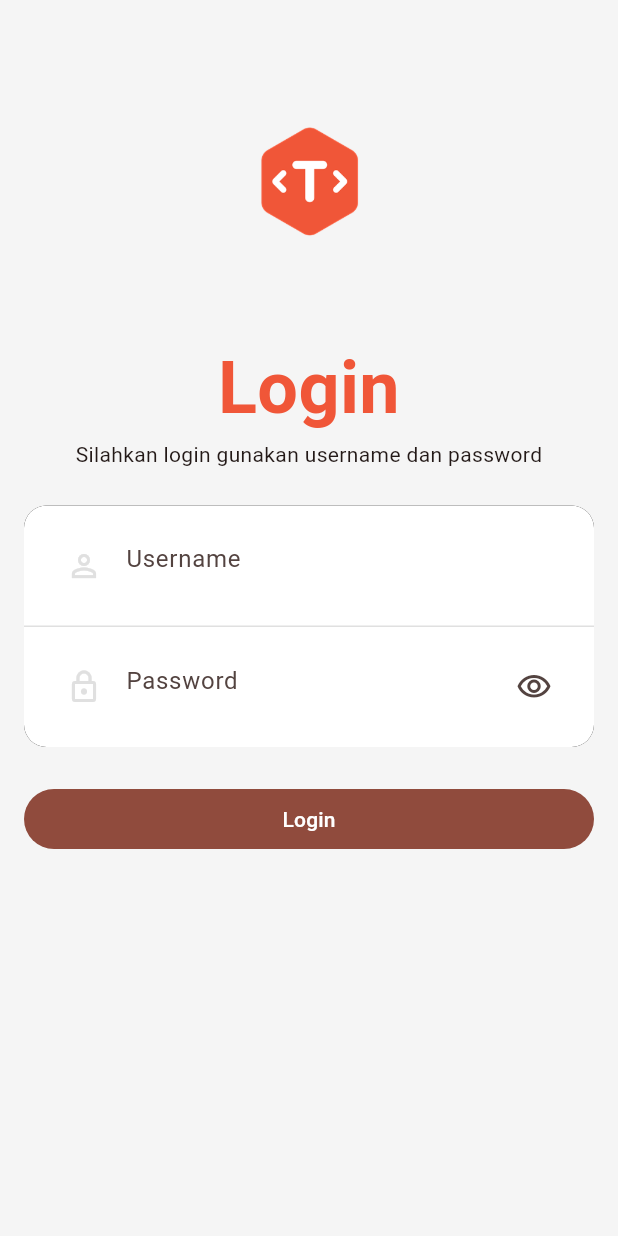
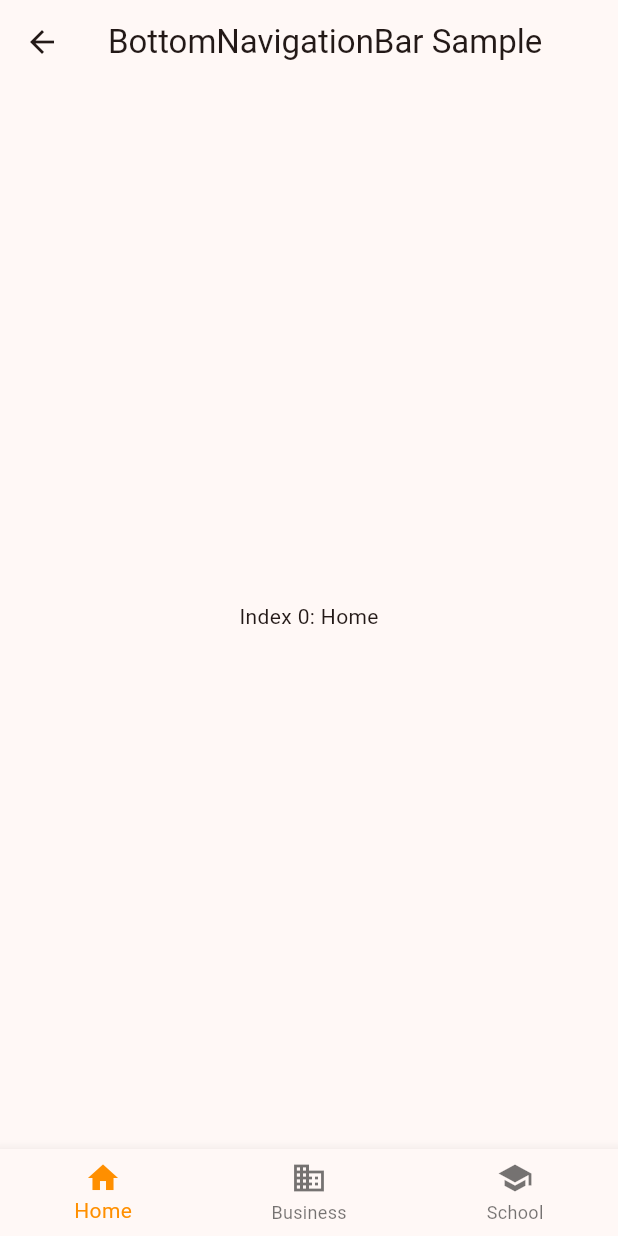
Before and after one commit to lqman104/contact-list, a Flutter app: the screen it shows after launch, after a tap on "Login", on a phone screen of 412 x 824 dp. Run offline on Flutter 3.47's test engine with Material 2 defaults, Android fonts, the phone set to English and light mode, and no system bars.

Commit message:
feat: create main page

```diff
--- a/lib/main.dart
+++ b/lib/main.dart
@@ -1,10 +1,20 @@
 import 'package:contactlist/screens/login.dart';
+import 'package:contactlist/screens/main_screen.dart';
+import 'package:contactlist/screens/screen_provider.dart';
 import 'package:flutter/material.dart';
+import 'package:provider/provider.dart';
 
 import 'contants/colors.dart';
 
 void main() {
-  runApp(const MyApp());
+  runApp(
+    MultiProvider(
+      providers: [
+        ChangeNotifierProvider(create: (context) => ScreenProvider()),
+      ],
+      child: const MyApp(),
+    ),
+  );
 }
 
 class MyApp extends StatelessWidget {
@@ -16,14 +26,17 @@ class MyApp extends StatelessWidget {
     return MaterialApp(
       title: 'Flutter Demo',
       theme: ThemeData(
-        colorScheme: ColorScheme.fromSeed(seedColor: kColorPrimary, secondary: kColorPrimary),
-        buttonTheme: Theme.of(context).buttonTheme.copyWith(
-          buttonColor: kColorPrimary
-        ),
+        colorScheme: ColorScheme.fromSeed(
+            seedColor: kColorPrimary, secondary: kColorPrimary),
+        buttonTheme:
+            Theme.of(context).buttonTheme.copyWith(buttonColor: kColorPrimary),
         useMaterial3: true,
       ),
       initialRoute: LoginScreen.id,
-      routes: {LoginScreen.id: (context) => const LoginScreen()},
+      routes: {
+        LoginScreen.id: (context) => const LoginScreen(),
+        MainScreen.id: (context) => const MainScreen(),
+      },
     );
   }
 }
--- a/lib/screens/login.dart
+++ b/lib/screens/login.dart
@@ -1,3 +1,4 @@
+import 'package:contactlist/screens/main_screen.dart';
 import 'package:flutter/material.dart';
 
 import '../components/password_form_field.dart';
@@ -73,7 +74,9 @@ class LoginScreen extends StatelessWidget {
           ),
           FilledButton(
             child: const Text('Login'),
-            onPressed: () {},
+            onPressed: () {
+              Navigator.pushNamed(context, MainScreen.id);
+            },
           ),
         ],
       ),
--- /dev/null
+++ b/lib/screens/main_screen.dart
@@ -0,0 +1,42 @@
+import 'package:contactlist/screens/screen_provider.dart';
+import 'package:flutter/material.dart';
+import 'package:provider/provider.dart';
+
+class MainScreen extends StatelessWidget {
+  static const String id = "main_screen";
+
+  const MainScreen({super.key});
+
+  @override
+  Widget build(BuildContext context) {
+    return Scaffold(
+      appBar: AppBar(
+        title: const Text('BottomNavigationBar Sample'),
+      ),
+      body: Center(
+        child: context.watch<ScreenProvider>().getPage(),
+      ),
+      bottomNavigationBar: BottomNavigationBar(
+        items: const <BottomNavigationBarItem>[
+          BottomNavigationBarItem(
+            icon: Icon(Icons.home),
+            label: 'Home',
+          ),
+          BottomNavigationBarItem(
+            icon: Icon(Icons.business),
+            label: 'Business',
+          ),
+          BottomNavigationBarItem(
+            icon: Icon(Icons.school),
+            label: 'School',
+          ),
+        ],
+        currentIndex: context.watch<ScreenProvider>().selectedIndex,
+        selectedItemColor: Colors.amber[800],
+        onTap: (index) {
+          context.read<ScreenProvider>().setSelectedIndex(index);
+        },
+      ),
+    );
+  }
+}
--- /dev/null
+++ b/lib/screens/screen_provider.dart
@@ -0,0 +1,29 @@
+import 'package:flutter/widgets.dart';
+
+class ScreenProvider extends ChangeNotifier {
+  int selectedIndex = 0;
+
+  static const List<Widget> _widgetOptions = <Widget>[
+    Text(
+      'Index 0: Home',
+    ),
+    Text(
+      'Index 1: Business',
+    ),
+    Text(
+      'Index 2: School',
+    ),
+  ];
+
+  Widget getPage() {
+    return _widgetOptions[selectedIndex];
+  }
+
+  void setSelectedIndex(int selectedIndex) {
+    this.selectedIndex = selectedIndex;
+    notifyListeners();
+  }
+
+
+
+}
--- a/pubspec.yaml
+++ b/pubspec.yaml
@@ -17,6 +17,7 @@ dependencies:
   sqflite: ^2.3.0
   shared_preferences: ^2.2.0
   dio: ^5.3.2
+  provider: ^6.0.5
 
 dev_dependencies:
   flutter_test:
```
Also changed, not shown: pubspec.lock.
